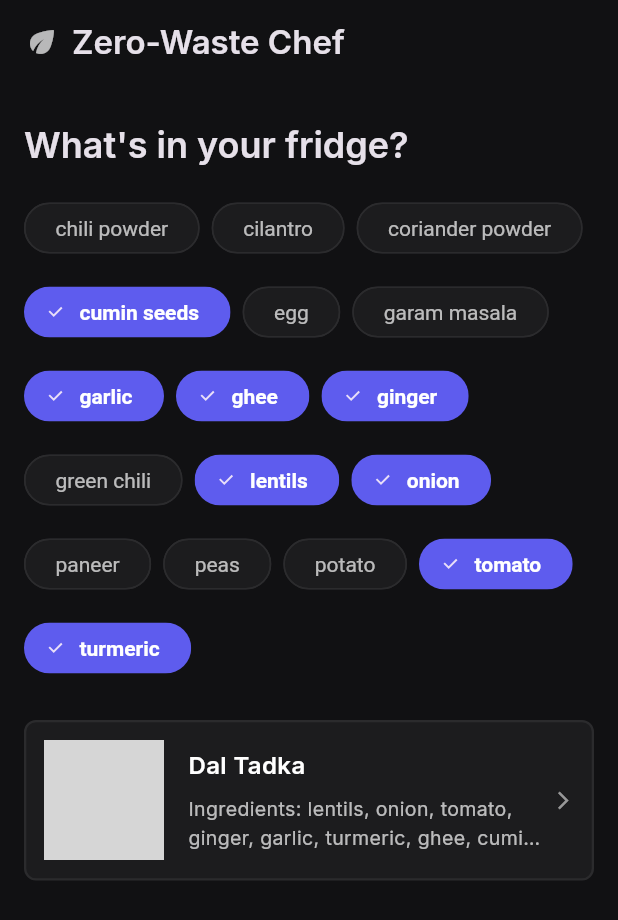
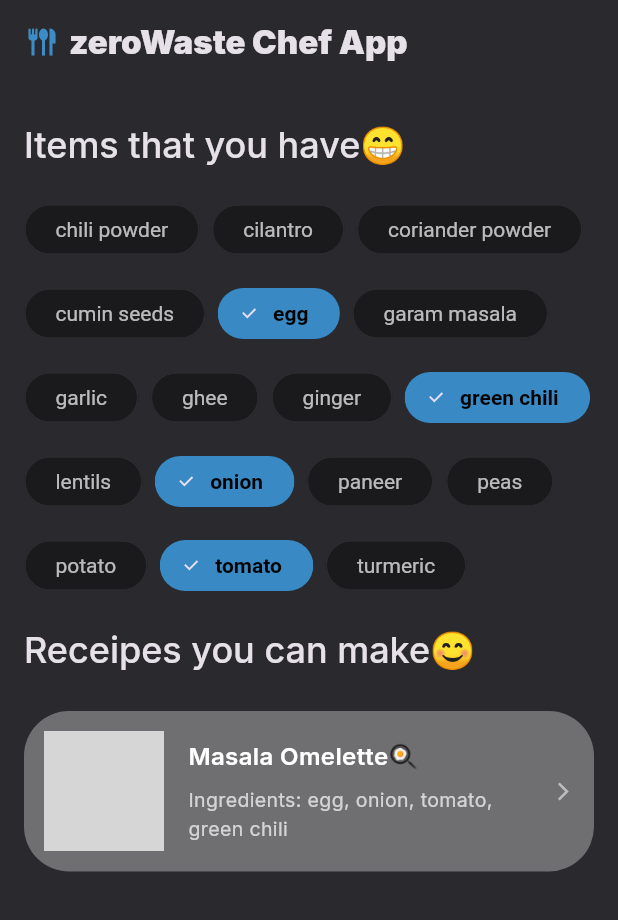
Before and after one commit to aathithya-manu/zerowasteApp, a Flutter app: the screen it shows after launch, on a phone screen of 412 x 824 dp. Shown: the top 920 px of the screen. Run offline on Flutter 3.47's test engine with Material 3 defaults, Android fonts, the phone set to English and light mode, and no system bars; drawn by our look-alikes of flutter_animate; our stand-ins replace google_fonts; network calls fail; grey boxes are pictures that could not be loaded.

Commit message:
Minor changes and slight theme improvements

```diff
--- a/lib/home_screen.dart
+++ b/lib/home_screen.dart
@@ -16,7 +16,7 @@ class HomeScreen extends StatefulWidget {
 class _HomeScreenState extends State<HomeScreen> {
   // --- STATE ---
   // Default selection to show an initial recipe
-  final Set<String> _selectedIngredients = {"lentils", "onion", "tomato", "ginger", "garlic", "turmeric", "ghee", "cumin seeds"};
+  final Set<String> _selectedIngredients = {"egg", "onion", "tomato", "green chili"};
   late List<Recipe> _filteredRecipes;
 
   // --- UPDATED DATA: Indian Household Ingredients & Recipes ---
@@ -42,10 +42,10 @@ class _HomeScreenState extends State<HomeScreen> {
         ingredients: ["potato", "cumin seeds", "turmeric", "ghee", "cilantro"],
         instructions: "1. Heat ghee in a pan and add cumin seeds.\n2. When they splutter, add boiled and cubed potatoes.\n3. Add turmeric and salt. Sauté for a few minutes until potatoes are lightly browned.\n4. Garnish with fresh cilantro."),
     Recipe(
-        name: "Masala Omelette",
-        imageUrl: "https://images.unsplash.com/photo-1587339144362-818c6a05e5a5",
-        ingredients: ["egg", "onion", "tomato", "green chili", "cilantro", "turmeric"],
-        instructions: "1. Finely chop onion, tomato, green chili, and cilantro.\n2. Whisk eggs in a bowl and add the chopped vegetables and turmeric.\n3. Pour the mixture onto a hot, oiled pan.\n4. Cook until set, then fold and serve."),
+        name: "Masala Omelette🍳",
+        imageUrl: "https://cdn.pixabay.com/photo/2019/03/10/13/32/food-4046229_1280.jpg",
+        ingredients: ["egg", "onion", "tomato", "green chili"],
+        instructions: "1. Finely chop onion, tomato, green chili.\n2. Whisk eggs in a bowl and add the chopped vegetables.\n3. Pour the mixture onto a hot, oiled pan.\n4. Cook until set, then fold and serve."),
   ];
 
   @override
@@ -56,9 +56,7 @@ class _HomeScreenState extends State<HomeScreen> {
 
   void _filterRecipes() {
     setState(() {
-      // --- CORRECTED & STRICT FILTERING LOGIC ---
-      // A recipe is shown only if EVERY ingredient required for it
-      // is present in the user's selection.
+      // A recipe is shown only if EVERY ingredient required for it is present in the user's selection.
       _filteredRecipes = _allRecipes.where((recipe) {
         return recipe.ingredients.every((requiredIngredient) => _selectedIngredients.contains(requiredIngredient));
       }).toList();
@@ -90,9 +88,9 @@ class _HomeScreenState extends State<HomeScreen> {
             centerTitle: false,
             title: Row(
               children: [
-                Icon(Icons.eco_rounded, color: Colors.white70),
-                SizedBox(width: 8),
-                Text('Zero-Waste Chef', style: TextStyle(fontWeight: FontWeight.w600)),
+                Icon(Icons.flatware_outlined, color: linearPrimary),
+                SizedBox(width: 6),
+                Text('zeroWaste Chef App', style: TextStyle(fontWeight: FontWeight.w900)),
               ],
             ),
           ),
@@ -102,7 +100,7 @@ class _HomeScreenState extends State<HomeScreen> {
               child: Column(
                 crossAxisAlignment: CrossAxisAlignment.start,
                 children: [
-                  Text("What's in your fridge?", style: Theme.of(context).textTheme.headlineSmall?.copyWith(fontWeight: FontWeight.w600)),
+                  Text("Items that you have😁", style: Theme.of(context).textTheme.headlineSmall?.copyWith(fontWeight: FontWeight.w500)),
                   const SizedBox(height: 16),
                   Wrap(
                     spacing: 8.0,
@@ -118,13 +116,16 @@ class _HomeScreenState extends State<HomeScreen> {
                           side: isSelected ? BorderSide.none : BorderSide(color: linearBorder),
                         ),
                         labelStyle: TextStyle(
-                          color: isSelected ? Colors.white : Colors.white70,
+                          color: isSelected ? Colors.black : Colors.white70,
                           fontWeight: isSelected ? FontWeight.bold : FontWeight.normal,
                         ),
+
                         pressElevation: 0,
                       );
                     }).toList(),
                   ),
+                  const SizedBox(height: 16),
+                  Text("Receipes you can make😊", style: Theme.of(context).textTheme.headlineSmall?.copyWith(fontWeight: FontWeight.w500))
                 ],
               ),
             ),
--- a/lib/main.dart
+++ b/lib/main.dart
@@ -1,11 +1,13 @@
+//v0.1.0 Chumma oru gemini vech
+
 import 'package:flutter/material.dart';
 import 'package:google_fonts/google_fonts.dart';
 import 'home_screen.dart';
 
 // --- Linear-Inspired Color Palette ---
-const Color linearBlack = Color(0xFF111113);
-const Color linearPrimary = Color(0xFF5E5CEE);
-const Color linearGrey = Color(0xFF1C1C1E);
+const Color linearBlack = Color.fromARGB(255, 41, 41, 46);
+const Color linearPrimary = Color.fromARGB(218, 63, 158, 225);
+const Color linearGrey = Color.fromARGB(198, 28, 28, 30);
 const Color linearBorder = Color(0xFF2B2B2D);
 
 void main() {
@@ -18,7 +20,7 @@ class MyApp extends StatelessWidget {
   @override
   Widget build(BuildContext context) {
     return MaterialApp(
-      title: 'Zero-Waste Chef',
+      title: 'zeroWaste Chef App',
       debugShowCheckedModeBanner: false,
       theme: ThemeData(
         brightness: Brightness.dark,
--- a/lib/widgets/empty_state.dart
+++ b/lib/widgets/empty_state.dart
@@ -13,12 +13,12 @@ class EmptyState extends StatelessWidget {
           Icon(Icons.search_off_rounded, size: 48, color: Colors.grey[700]),
           const SizedBox(height: 16),
           const Text(
-            "No Recipes Found",
+            "No Receipes Found🤷‍♂️",
             style: TextStyle(fontSize: 18, fontWeight: FontWeight.w600, color: Colors.white),
           ),
           const SizedBox(height: 8),
           Text(
-            "Try removing an ingredient filter.",
+            "Try different combinations or add new items to your bucket😪",
             style: TextStyle(color: Colors.grey[500]),
             textAlign: TextAlign.center,
           ),
--- a/lib/widgets/recipe_list_item.dart
+++ b/lib/widgets/recipe_list_item.dart
@@ -4,7 +4,6 @@ import 'package:flutter/material.dart';
 import 'package:flutter_animate/flutter_animate.dart';
 import '../models/recipe_model.dart';
 import '../screens/recipe_detail_screen.dart'; // Import the new detail screen
-import '../main.dart';
 import 'package:google_fonts/google_fonts.dart';
 
 class RecipeListItem extends StatelessWidget {
@@ -24,9 +23,9 @@ class RecipeListItem extends StatelessWidget {
       child: Container(
         padding: const EdgeInsets.all(12),
         decoration: BoxDecoration(
-          color: linearGrey,
-          borderRadius: BorderRadius.circular(8),
-          border: Border.all(color: linearBorder, width: 1.5),
+          color: const Color.fromARGB(153, 158, 158, 158),
+          borderRadius: BorderRadius.circular(30),
+          border: Border.all(color: Colors.transparent, width: 1.5),
         ),
         child: Row(
           children: [
```
Also changed, not shown: pubspec.yaml (+19 -2 lines), assets/fonts/inter.ttf (added), assets/icon/final_icon.png (added), pubspec.lock, 47 other files.
